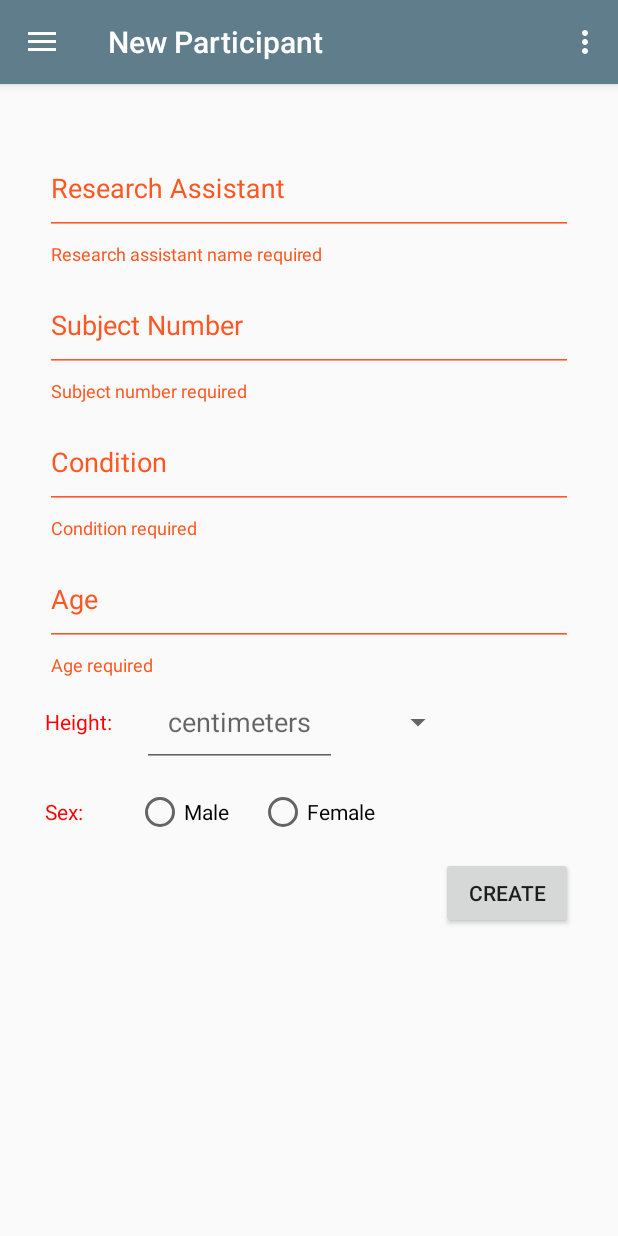
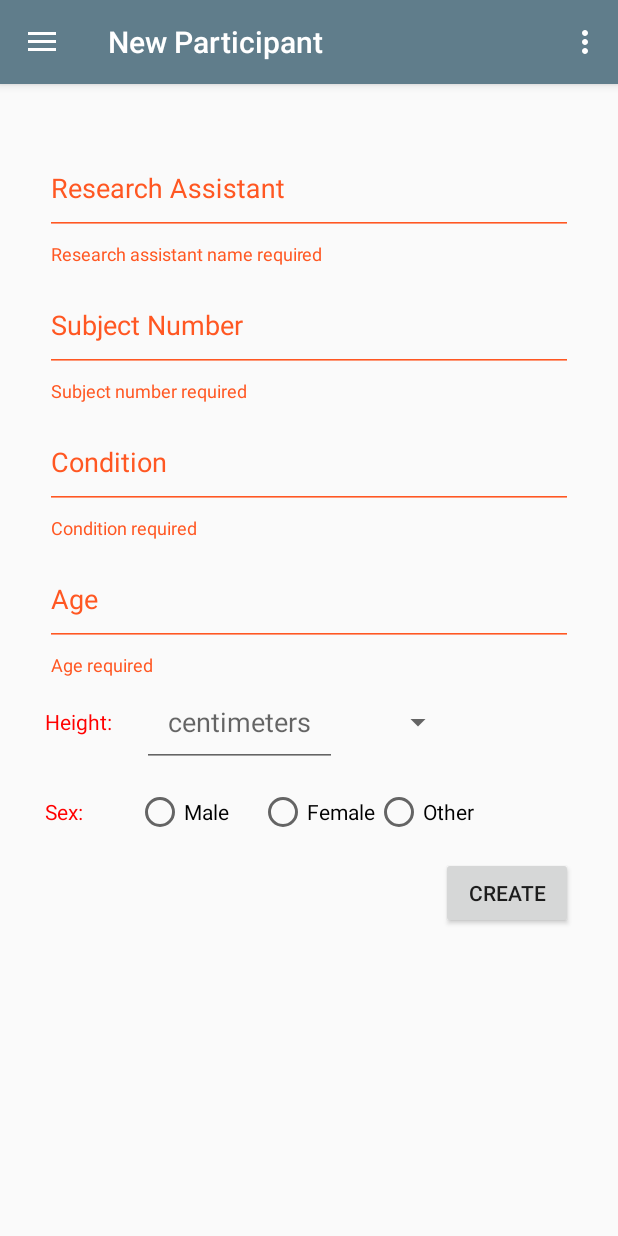
Before and after one commit to sho-87/sensor-record, an Android app: the NewFragment screen opened directly, with no data from a screen before it, after a tap on "CREATE", on a phone screen of 412 x 824 dp. Run offline under Robolectric (Android 15) with nearby library versions, the phone set to English and light mode, and no system bars.

Commit message:
Add Other

```diff
--- a/app/src/main/java/ca/simonho/sensorrecord/NewFragment.java
+++ b/app/src/main/java/ca/simonho/sensorrecord/NewFragment.java
@@ -58,7 +58,7 @@ public class NewFragment extends Fragment implements AdapterView.OnItemSelectedL
     @Override
     public View onCreateView(LayoutInflater inflater, ViewGroup container,
                              Bundle savedInstanceState) {
-        coordinatorLayout = (CoordinatorLayout) getActivity().findViewById(R.id.coordinator_layout);
+        coordinatorLayout = getActivity().findViewById(R.id.coordinator_layout);
         View view = inflater.inflate(R.layout.fragment_new, container, false);
 
         //Set the nav drawer item highlight
@@ -73,7 +73,7 @@ public class NewFragment extends Fragment implements AdapterView.OnItemSelectedL
 
         //Height unit spinner
         String[] values = {"cm", "ft/in"};
-        Spinner spinner = (Spinner) view.findViewById(R.id.input_height_spinner);
+        Spinner spinner = view.findViewById(R.id.input_height_spinner);
         ArrayAdapter<String> LTRadapter = new ArrayAdapter<>(this.getActivity(), android.R.layout.simple_spinner_item, values);
         LTRadapter.setDropDownViewResource(android.R.layout.simple_dropdown_item_1line);
         spinner.setAdapter(LTRadapter);
@@ -91,19 +91,19 @@ public class NewFragment extends Fragment implements AdapterView.OnItemSelectedL
         spinner.setOnItemSelectedListener(this);
 
         //Get all text fields
-        raWrapper = (TextInputLayout) view.findViewById(R.id.input_ra_wrapper);
-        subNumWrapper = (TextInputLayout) view.findViewById(R.id.input_subnum_wrapper);
-        conditionWrapper = (TextInputLayout) view.findViewById(R.id.input_condition_wrapper);
-        ageWrapper = (TextInputLayout) view.findViewById(R.id.input_age_wrapper);
+        raWrapper = view.findViewById(R.id.input_ra_wrapper);
+        subNumWrapper = view.findViewById(R.id.input_subnum_wrapper);
+        conditionWrapper = view.findViewById(R.id.input_condition_wrapper);
+        ageWrapper = view.findViewById(R.id.input_age_wrapper);
 
-        heightCM = (EditText) view.findViewById(R.id.input_height_cm);
-        heightFT = (EditText) view.findViewById(R.id.input_height_ft);
-        heightIN = (EditText) view.findViewById(R.id.input_height_in);
-        heightFTSym = (TextView) view.findViewById(R.id.input_label_height_ft_symbol);
-        heightINSym = (TextView) view.findViewById(R.id.input_label_height_in_symbol);
+        heightCM = view.findViewById(R.id.input_height_cm);
+        heightFT = view.findViewById(R.id.input_height_ft);
+        heightIN = view.findViewById(R.id.input_height_in);
+        heightFTSym = view.findViewById(R.id.input_label_height_ft_symbol);
+        heightINSym = view.findViewById(R.id.input_label_height_in_symbol);
 
         //Listener for create button
-        createButton = (Button) view.findViewById(R.id.input_submit);
+        createButton = view.findViewById(R.id.input_submit);
         createButton.setOnClickListener(this);
 
         // Inflate the layout for this fragment
@@ -163,10 +163,10 @@ public class NewFragment extends Fragment implements AdapterView.OnItemSelectedL
         String heightCMValue = heightCM.getText().toString();
         String heightFTValue = heightFT.getText().toString();
         String heightINValue = heightIN.getText().toString();
-        TextView sexLabel = (TextView) mainActivity.findViewById(R.id.input_label_sex);
-        TextView heightLabel = (TextView) mainActivity.findViewById(R.id.input_label_height);
+        TextView sexLabel = mainActivity.findViewById(R.id.input_label_sex);
+        TextView heightLabel = mainActivity.findViewById(R.id.input_label_height);
 
-        sexGroup = (RadioGroup) mainActivity.findViewById(R.id.input_sex);
+        sexGroup = mainActivity.findViewById(R.id.input_sex);
         int sexID = sexGroup.getCheckedRadioButtonId();
 
         if (sexID != -1) {
@@ -188,8 +188,8 @@ public class NewFragment extends Fragment implements AdapterView.OnItemSelectedL
         } else if (heightUnit.equals("ft")) {
             if (!isEmpty(heightFTValue) & !isEmpty(heightINValue)) {
                 heightLabel.setTextColor(ContextCompat.getColor(getContext(), R.color.colorSecondaryText));
-                Integer feet = Integer.parseInt(heightFT.getText().toString());
-                Integer inches = Integer.parseInt(heightIN.getText().toString());
+                int feet = Integer.parseInt(heightFT.getText().toString());
+                int inches = Integer.parseInt(heightIN.getText().toString());
 
                 height = (int) ((feet * 30) + (inches * 2.54));
                 heightEntered = true;
@@ -207,7 +207,7 @@ public class NewFragment extends Fragment implements AdapterView.OnItemSelectedL
             ageWrapper.setError(null);
 
             //check if subject already exists in main persistent subject table
-            if(!dbHelper.checkSubjectExists(Short.parseShort(subNum))){
+            if (!dbHelper.checkSubjectExists(Short.parseShort(subNum))) {
                 //subject doesn't already exist
 
                 //Insert subject into TEMP subject table
@@ -233,13 +233,13 @@ public class NewFragment extends Fragment implements AdapterView.OnItemSelectedL
                 mainActivity.navigationView.getMenu().findItem(R.id.nav_new).setTitle("Subject Info");
 
                 Snackbar.make(coordinatorLayout, "Subject created", Snackbar.LENGTH_SHORT).show();
-                mainActivity.logger.i(getActivity(),TAG, "Subject #" + subNum + " created");
+                mainActivity.logger.i(getActivity(), TAG, "Subject #" + subNum + " created");
 
                 //Change fragment to subject info screen. Do not add this fragment to the backstack
                 mainActivity.addFragment(new SubjectInfoFragment(), false);
             } else {
                 //subject exists. Set focus on subject number field
-                Snackbar.make(coordinatorLayout,"Subject number already exists...", Snackbar.LENGTH_SHORT).show();
+                Snackbar.make(coordinatorLayout, "Subject number already exists...", Snackbar.LENGTH_SHORT).show();
                 subNumWrapper.requestFocus();
             }
         } else {
@@ -290,15 +290,15 @@ public class NewFragment extends Fragment implements AdapterView.OnItemSelectedL
         return string.equals("");
     }
 
-    public void showKeyboard(Boolean show, MainActivity mainActivity){
+    public void showKeyboard(Boolean show, MainActivity mainActivity) {
         InputMethodManager imm = (InputMethodManager) mainActivity.getSystemService(Context.INPUT_METHOD_SERVICE);
 
-        if (show){
+        if (show) {
             imm.toggleSoftInput(InputMethodManager.SHOW_FORCED, InputMethodManager.HIDE_IMPLICIT_ONLY);
         } else {
             // check if no view has focus before hiding keyboard
             View v = mainActivity.getCurrentFocus();
-            if (v != null){
+            if (v != null) {
                 imm.hideSoftInputFromWindow(v.getWindowToken(), 0);
             }
         }
--- a/app/src/main/res/layout/fragment_new.xml
+++ b/app/src/main/res/layout/fragment_new.xml
@@ -4,7 +4,7 @@
     android:layout_width="fill_parent"
     android:layout_height="wrap_content">
 
-    <RelativeLayout xmlns:android="http://schemas.android.com/apk/res/android"
+    <RelativeLayout
         android:layout_width="match_parent"
         android:layout_height="wrap_content"
         android:padding="@dimen/new_layout_padding"
@@ -165,6 +165,12 @@
                 android:layout_width="wrap_content"
                 android:layout_height="wrap_content"
                 android:text="@string/new_sex_female_label" />
+
+            <RadioButton
+                android:id="@+id/input_button_other"
+                android:layout_width="wrap_content"
+                android:layout_height="wrap_content"
+                android:text="@string/new_sex_other_label" />
         </RadioGroup>
 
         <Button
--- a/app/src/main/res/values/strings.xml
+++ b/app/src/main/res/values/strings.xml
@@ -50,6 +50,7 @@
     <string name="input_text_sex">Sex:</string>
     <string name="new_sex_male_label">Male</string>
     <string name="new_sex_female_label">Female</string>
+    <string name="new_sex_other_label">Other</string>
     <string name="input_button_save">Create</string>
 
     <!-- Raw sensor data fragment -->
```
